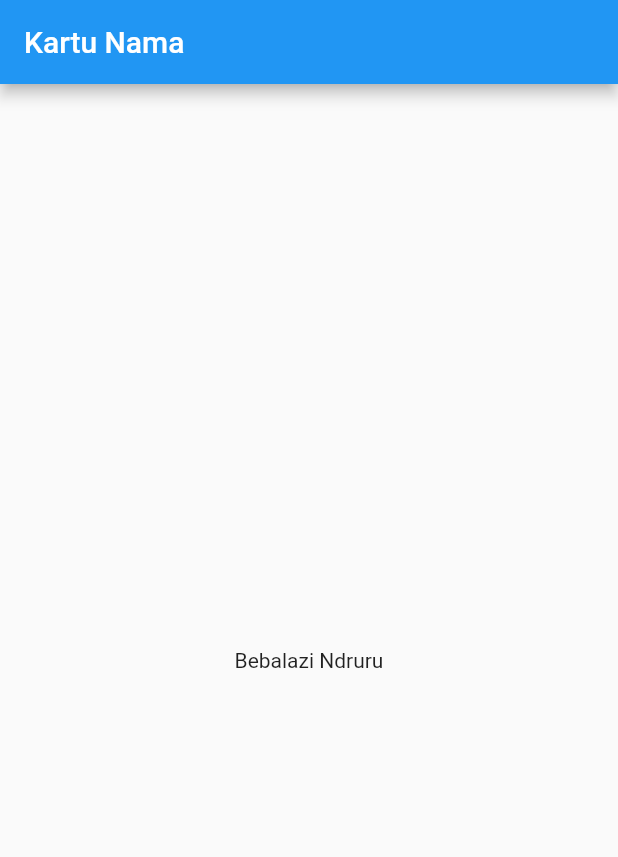
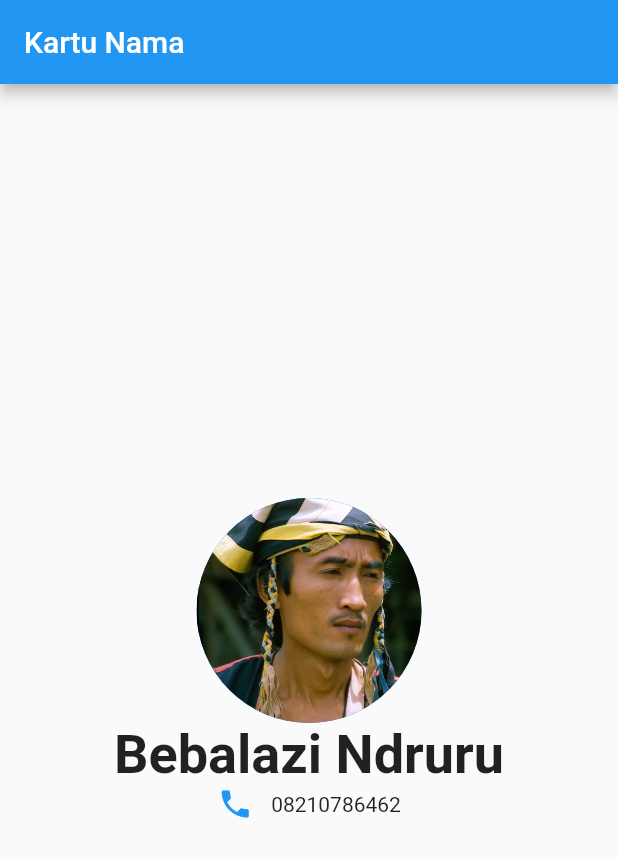
Before and after one commit to sslaia/kartu_nama, a Flutter app: the screen it shows after launch, on a phone screen of 412 x 824 dp. Shown: the top 857 px of the screen. Run offline on Flutter 3.47's test engine with Material 2 defaults, Android fonts, the phone set to English and light mode, and no system bars.

Commit message:
Aplikasi Kartu Nama setelah dipoles di Pertemuan 4

```diff
--- a/lib/main.dart
+++ b/lib/main.dart
@@ -10,13 +10,72 @@ class MyApp extends StatelessWidget {
   @override
   Widget build(BuildContext context) {
     return MaterialApp(
+      // Ini judul yang akan berlaku untuk seluruh aplikasi
       title: 'Kartu Nama',
       home: Scaffold(
+        // Ini judul yang akan berlaku untuk layar tertentu yang sedang kita lihat
+        // Kalau aplikasi memiliki beberapa layar berbeda
+        // maka judulnya bisa berbeda-beda.
         appBar: AppBar(
           title: const Text('Kartu Nama'),
         ),
-        body: const Center(
-          child: Text('Bebalazi Ndruru'),
+        body: Column(
+          // Untuk membuat seluruh konten tampil di tengah layar (atas ke bawah)
+          // gunakan parameter mainAxisAlignment: MainAxisAlignment.center,
+          // Kalau perlu membuat konten berada di tengah (antara kiri dan kanan)
+          // gunakan parameter crossAxisAlignment: CrossAxisAlignment.center,
+          mainAxisAlignment: MainAxisAlignment.center,
+          children: <Widget>[
+            // Gunakan widget CircleAvater untuk membuat foto/gambar
+            // tampil bundar seperti layaknya foto profil.
+            // Parameternya berbeda dengan widget Image
+            // Gunakan paramaeter radius dan backgroundImage
+            CircleAvatar(
+              radius: 75.0,
+              backgroundImage: AssetImage('images/foto_saya.jpg'),
+            ),
+            // Memasang foto/gambar dari media penyimpanan lokal.
+            // Pastikan telah membuat folder images
+            // dan mengaktifkan folder tsb. dalam berkas pubspec.yaml
+            //
+            // Gunakan parameter width untuk mengontrol ukuran foto/gambar
+            // Image(
+            //   image: AssetImage('images/foto_saya.jpg'),
+            //   width: 150,
+            // ),
+            //
+            // Memasang foto/gambar dari Internet
+            //
+            // Kalau ukuran gambar/foto terlalu besar dan yang tampak di layar
+            // tidak memuaskan, gunakan parameter fit: BoxFit.cover
+            // untuk membuatnya tampak semua
+            //
+            // Image(
+            //   width: 150,
+            //   fit: BoxFit.cover,
+            //   image: NetworkImage(
+            //       'https://m.psecn.photoshelter.com/img-get/I0000dIsj0QKU4ZE/s/650/650/asia-indonesia-sumatra-Nias-Lagundri-5038.jpg'),
+            // ),
+            //
+            // Membuat supaya teks lebih besar (fontSize) dan lebih tebal (fontWeight)
+            Text(
+              'Bebalazi Ndruru',
+              style: TextStyle(fontSize: 36.0, fontWeight: FontWeight.bold),
+            ),
+            //
+            // Untuk mengakomodasi dua widget untuk nomor telepon (Icon  dan Text)
+            // gunakan widget Row
+            // Lalu untuk membuat ruang antara keduanya gunakan widget SizedBox
+            //
+            Row(
+              mainAxisAlignment: MainAxisAlignment.center,
+              children: [
+                Icon(Icons.phone, color: Colors.blue),
+                SizedBox(width: 12.0),
+                Text('08210786462'),
+              ],
+            ),
+          ],
         ),
       ),
     );
--- a/pubspec.yaml
+++ b/pubspec.yaml
@@ -45,8 +45,8 @@ flutter:
   uses-material-design: true
 
   # To add assets to your application, add an assets section, like this:
-  # assets:
-  #   - images/a_dot_burr.jpeg
+  assets:
+    - images/
   #   - images/a_dot_ham.jpeg
 
   # An image asset can refer to one or more resolution-specific "variants", see
```
Also changed, not shown: images/foto_saya.jpg (added).
